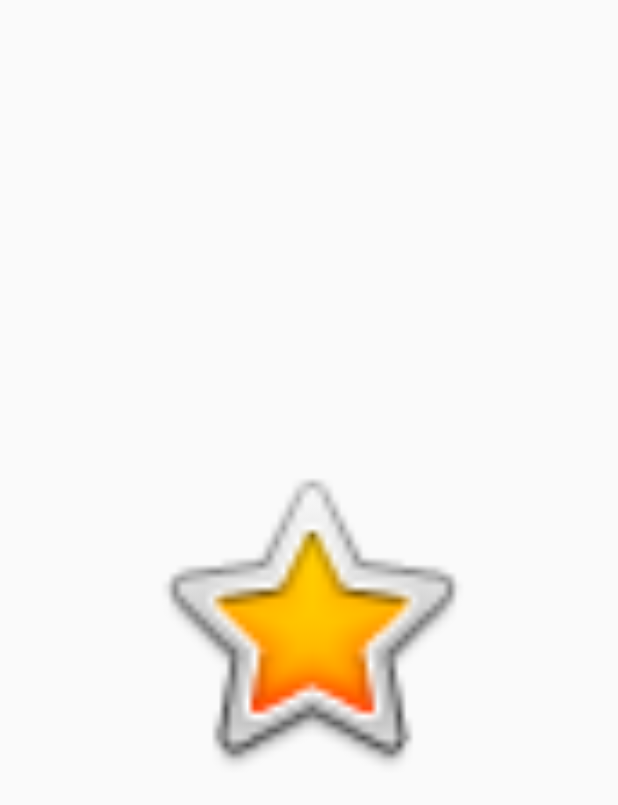
After one commit to UlyanaMayakova/HW1.2, an Android app: the layout activity_splash_screen.xml on its own in the app's theme, with its tools: preview values and no code run, on a phone screen of 412 x 824 dp. The commit adds this screen. Shown: the top 805 px of the screen. Run offline under Robolectric (Android 15) with nearby library versions, the phone set to English and light mode, and no system bars.

Commit message:
Second task

```diff
--- /dev/null
+++ b/app/src/main/res/layout/activity_splash_screen.xml
@@ -0,0 +1,20 @@
+<?xml version="1.0" encoding="utf-8"?>
+<androidx.constraintlayout.widget.ConstraintLayout xmlns:android="http://schemas.android.com/apk/res/android"
+    xmlns:app="http://schemas.android.com/apk/res-auto"
+    xmlns:tools="http://schemas.android.com/tools"
+    android:layout_width="match_parent"
+    android:layout_height="match_parent"
+    tools:context=".SplashScreenActivity">
+
+    <ImageView
+        android:id="@+id/imageView4"
+        android:layout_width="409dp"
+        android:layout_height="231dp"
+        android:contentDescription="@string/star"
+        app:layout_constraintBottom_toBottomOf="parent"
+        app:layout_constraintEnd_toEndOf="parent"
+        app:layout_constraintHorizontal_bias="0.5"
+        app:layout_constraintStart_toStartOf="parent"
+        app:layout_constraintTop_toTopOf="parent"
+        app:srcCompat="@android:drawable/btn_star_big_on" />
+</androidx.constraintlayout.widget.ConstraintLayout>
--- /dev/null
+++ b/app/src/main/res/mipmap-anydpi-v26/ic_launcher1.xml
@@ -0,0 +1,5 @@
+<?xml version="1.0" encoding="utf-8"?>
+<adaptive-icon xmlns:android="http://schemas.android.com/apk/res/android">
+    <background android:drawable="@drawable/ic_launcher1_background"/>
+    <foreground android:drawable="@drawable/ic_launcher1_foreground"/>
+</adaptive-icon>
--- /dev/null
+++ b/app/src/main/res/mipmap-anydpi-v26/ic_launcher1_round.xml
@@ -0,0 +1,5 @@
+<?xml version="1.0" encoding="utf-8"?>
+<adaptive-icon xmlns:android="http://schemas.android.com/apk/res/android">
+    <background android:drawable="@drawable/ic_launcher1_background"/>
+    <foreground android:drawable="@drawable/ic_launcher1_foreground"/>
+</adaptive-icon>
--- a/app/src/main/res/values/strings.xml
+++ b/app/src/main/res/values/strings.xml
@@ -1,3 +1,4 @@
-<resources>
-    <string name="app_name">AndroidMayakova</string>
+<resources xmlns:tools="http://schemas.android.com/tools">
+    <string name="app_name" tools:ignore="MissingTranslation">AndroidMayakova</string>
+    <string name="star" translatable="false">star</string>
 </resources>
```
Also changed, not shown: app/src/main/AndroidManifest.xml (+5 -3 lines), app/src/main/java/com/example/androidmayakova/SplashScreenActivity.java (added, +14 -0 lines), app/src/main/res/drawable/ic_launcher1_background.xml (added, +74 -0 lines), app/src/main/res/drawable/ic_launcher1_foreground.xml (added, +14 -0 lines), app/src/main/ic_launcher1-playstore.png (added), app/src/main/res/drawable-ru-rRU/g7_maja0gn0k.jpg (added), app/src/main/res/mipmap-hdpi/ic_launcher1.png (added), app/src/main/res/mipmap-hdpi/ic_launcher1_round.png (added), app/src/main/res/mipmap-mdpi/ic_launcher1.png (added), app/src/main/res/mipmap-mdpi/ic_launcher1_round.png (added), app/src/main/res/mipmap-xhdpi/ic_launcher1.png (added), app/src/main/res/mipmap-xhdpi/ic_launcher1_round.png (added), app/src/main/res/mipmap-xxhdpi/ic_launcher1.png (added), app/src/main/res/mipmap-xxhdpi/ic_launcher1_round.png (added), 2 more files.
